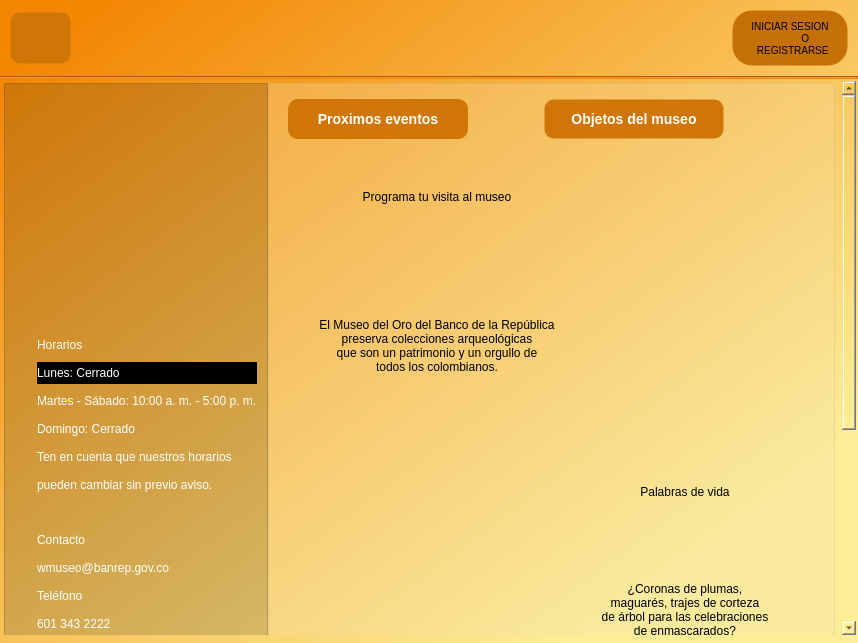
First picture: the form in ui_files/mainwindow.ui, repository Hrndz16/Simes, before the edit.
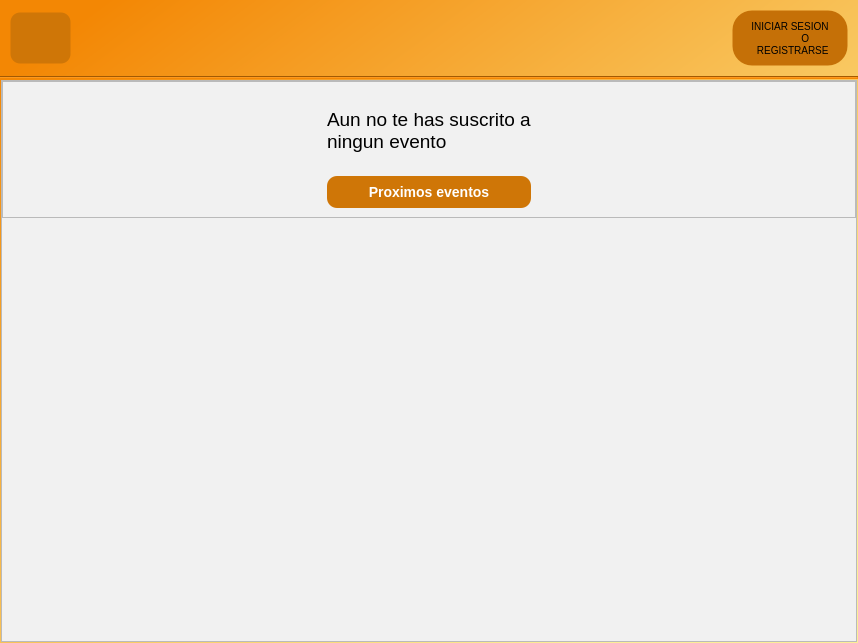
Second picture: the form after the edit. The open tabs and pages were chosen to show the change. Icons and pictures are not drawn.

Commit message: implementacion de HU historial de eventos registrados

```diff
--- a/ui_files/mainwindow.ui
+++ b/ui_files/mainwindow.ui
@@ -285,7 +285,7 @@
                <rect>
                 <x>0</x>
                 <y>0</y>
-                <width>1122</width>
+                <width>1036</width>
                 <height>886</height>
                </rect>
               </property>
@@ -580,7 +580,7 @@
                               <string notr="true">QLabel{
 font: 10pt &quot;MS Sans Serif&quot;;
 	color: rgb(255, 255, 255);
-background-color:rgba(0,0,0,0,)
+background-color:rgba(0,0,0,0)
 
 }</string>
                              </property>
@@ -760,22 +760,6 @@
                              </property>
                             </widget>
                            </item>
-                           <item>
-                            <spacer name="horizontalSpacer_25">
-                             <property name="orientation">
-                              <enum>Qt::Horizontal</enum>
-                             </property>
-                             <property name="sizeType">
-                              <enum>QSizePolicy::Fixed</enum>
-                             </property>
-                             <property name="sizeHint" stdset="0">
-                              <size>
-                               <width>70</width>
-                               <height>20</height>
-                              </size>
-                             </property>
-                            </spacer>
-                           </item>
                            <item>
                             <widget class="QPushButton" name="Boton_objetos">
                              <property name="minimumSize">
@@ -812,7 +796,7 @@
 }</string>
                              </property>
                              <property name="text">
-                              <string>Objetos del museo</string>
+                              <string>Lista de eventos</string>
                              </property>
                             </widget>
                            </item>
@@ -4560,6 +4544,212 @@
            </item>
           </layout>
          </widget>
+         <widget class="QWidget" name="page_listaEventos">
+          <layout class="QHBoxLayout" name="horizontalLayout_22" stretch="0">
+           <property name="spacing">
+            <number>0</number>
+           </property>
+           <property name="sizeConstraint">
+            <enum>QLayout::SetDefaultConstraint</enum>
+           </property>
+           <property name="leftMargin">
+            <number>0</number>
+           </property>
+           <property name="topMargin">
+            <number>0</number>
+           </property>
+           <property name="rightMargin">
+            <number>0</number>
+           </property>
+           <property name="bottomMargin">
+            <number>0</number>
+           </property>
+           <item>
+            <widget class="QScrollArea" name="scrollArea_2">
+             <property name="styleSheet">
+              <string notr="true">background-color: rgb(241, 241, 241);
+alternate-background-color: rgb(255, 162, 115);</string>
+             </property>
+             <property name="widgetResizable">
+              <bool>true</bool>
+             </property>
+             <widget class="QWidget" name="Area_eventos_2">
+              <property name="geometry">
+               <rect>
+                <x>0</x>
+                <y>0</y>
+                <width>854</width>
+                <height>560</height>
+               </rect>
+              </property>
+              <property name="styleSheet">
+               <string notr="true">background-color: rgb(241, 241, 241);
+alternate-background-color: rgb(255, 162, 115);</string>
+              </property>
+              <layout class="QVBoxLayout" name="verticalLayout_12">
+               <property name="spacing">
+                <number>0</number>
+               </property>
+               <property name="leftMargin">
+                <number>0</number>
+               </property>
+               <property name="topMargin">
+                <number>0</number>
+               </property>
+               <property name="rightMargin">
+                <number>0</number>
+               </property>
+               <property name="bottomMargin">
+                <number>0</number>
+               </property>
+               <item>
+                <widget class="QFrame" name="frame_header_LE">
+                 <property name="minimumSize">
+                  <size>
+                   <width>0</width>
+                   <height>137</height>
+                  </size>
+                 </property>
+                 <property name="frameShape">
+                  <enum>QFrame::StyledPanel</enum>
+                 </property>
+                 <property name="frameShadow">
+                  <enum>QFrame::Raised</enum>
+                 </property>
+                 <layout class="QGridLayout" name="gridLayout_18">
+                  <item row="0" column="0">
+                   <spacer name="horizontalSpacer_25">
+                    <property name="orientation">
+                     <enum>Qt::Horizontal</enum>
+                    </property>
+                    <property name="sizeHint" stdset="0">
+                     <size>
+                      <width>244</width>
+                      <height>20</height>
+                     </size>
+                    </property>
+                   </spacer>
+                  </item>
+                  <item row="0" column="1">
+                   <widget class="QLabel" name="label_lista_eventos">
+                    <property name="font">
+                     <font>
+                      <family>Nirmala UI</family>
+                      <pointsize>14</pointsize>
+                     </font>
+                    </property>
+                    <property name="text">
+                     <string>Aun no te has suscrito a ningun evento</string>
+                    </property>
+                    <property name="wordWrap">
+                     <bool>true</bool>
+                    </property>
+                   </widget>
+                  </item>
+                  <item row="0" column="2">
+                   <spacer name="horizontalSpacer_32">
+                    <property name="orientation">
+                     <enum>Qt::Horizontal</enum>
+                    </property>
+                    <property name="sizeHint" stdset="0">
+                     <size>
+                      <width>244</width>
+                      <height>20</height>
+                     </size>
+                    </property>
+                   </spacer>
+                  </item>
+                  <item row="1" column="0">
+                   <spacer name="horizontalSpacer_31">
+                    <property name="orientation">
+                     <enum>Qt::Horizontal</enum>
+                    </property>
+                    <property name="sizeHint" stdset="0">
+                     <size>
+                      <width>244</width>
+                      <height>20</height>
+                     </size>
+                    </property>
+                   </spacer>
+                  </item>
+                  <item row="1" column="1">
+                   <widget class="QPushButton" name="boton_prox_ev_LE">
+                    <property name="minimumSize">
+                     <size>
+                      <width>0</width>
+                      <height>0</height>
+                     </size>
+                    </property>
+                    <property name="maximumSize">
+                     <size>
+                      <width>353</width>
+                      <height>16777215</height>
+                     </size>
+                    </property>
+                    <property name="styleSheet">
+                     <string notr="true">QPushButton {
+	color: rgb(244, 144, 17);
+	
+	background-color: rgb(207, 118, 7); /* Color de fondo */
+    color: white; /* Color del texto */
+    border: solid transparent;
+    border-color:rgb(168, 13, 13);  /* Color del borde */
+    border-radius: 10px; /* Radio de borde para esquinas redondeadas */
+    padding: 8px 16px; /* Espaciado interno */
+    font-size: 14px; /* Tamaño de fuente */
+    font-weight: bold; /* Peso de la fuente */
+}
+
+QPushButton:hover {
+    background-color:#f49011 ;/* Cambiar el color de fondo al pasar el mouse */
+    border-color:#f49011;/* Cambiar el color del borde al pasar el mouse */
+}
+
+QPushButton:pressed {
+    background-color: #f38704; /* Cambiar el color de fondo al hacer clic */
+    border-color:#f38704;/* Cambiar el color del borde al hacer clic */
+}</string>
+                    </property>
+                    <property name="text">
+                     <string>Proximos eventos</string>
+                    </property>
+                   </widget>
+                  </item>
+                  <item row="1" column="2">
+                   <spacer name="horizontalSpacer_33">
+                    <property name="orientation">
+                     <enum>Qt::Horizontal</enum>
+                    </property>
+                    <property name="sizeHint" stdset="0">
+                     <size>
+                      <width>244</width>
+                      <height>20</height>
+                     </size>
+                    </property>
+                   </spacer>
+                  </item>
+                 </layout>
+                </widget>
+               </item>
+               <item>
+                <spacer name="verticalSpacer_21">
+                 <property name="orientation">
+                  <enum>Qt::Vertical</enum>
+                 </property>
+                 <property name="sizeHint" stdset="0">
+                  <size>
+                   <width>20</width>
+                   <height>40</height>
+                  </size>
+                 </property>
+                </spacer>
+               </item>
+              </layout>
+             </widget>
+            </widget>
+           </item>
+          </layout>
+         </widget>
         </widget>
        </item>
       </layout>
```
Left out of the diff: 35 changed lines with no effect on the pictures. The commit also changes 10 other files.
